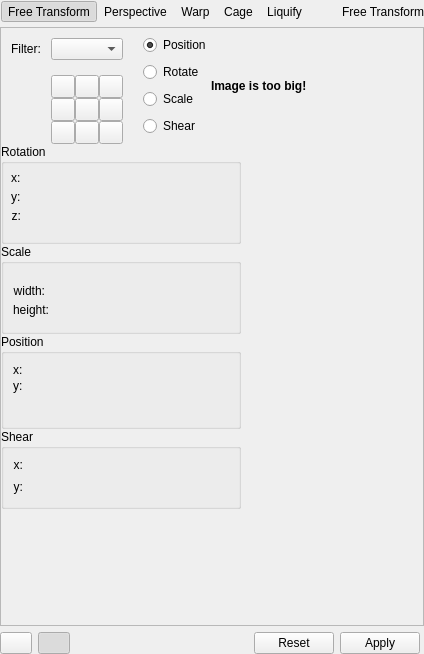
Qt form krita/plugins/tools/tool_transform2/wdg_tool_transform.ui (KDE/krita) before a commit.
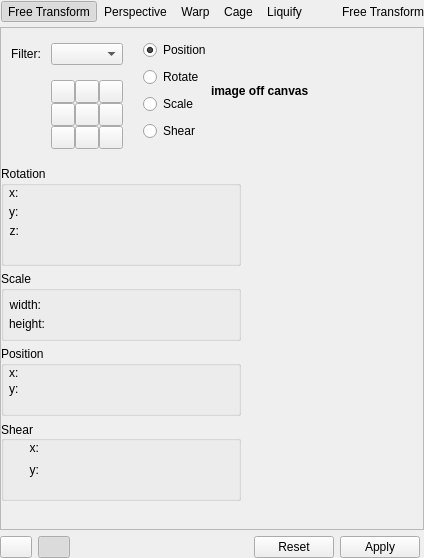
The same form after that commit. The open tabs and pages were chosen to show the change. Custom widgets are drawn as their Qt base class.

Commit message: minor style tweaks to transform options

Patch:
```diff
--- a/krita/plugins/tools/tool_transform2/wdg_tool_transform.ui
+++ b/krita/plugins/tools/tool_transform2/wdg_tool_transform.ui
@@ -7,7 +7,7 @@
     <x>0</x>
     <y>0</y>
     <width>424</width>
-    <height>654</height>
+    <height>558</height>
    </rect>
   </property>
   <property name="sizePolicy">
@@ -274,6 +274,9 @@
          <property name="spacing">
           <number>0</number>
          </property>
+         <property name="bottomMargin">
+          <number>12</number>
+         </property>
          <item>
           <layout class="QGridLayout" name="freeMainOptions">
            <property name="sizeConstraint">
@@ -583,7 +586,7 @@
             <enum>Qt::LeftToRight</enum>
            </property>
            <property name="text">
-            <string>Image is too big!</string>
+            <string>image off canvas</string>
            </property>
           </widget>
          </item>
@@ -636,10 +639,10 @@
            <number>2</number>
           </property>
           <property name="leftMargin">
-           <number>7</number>
+           <number>5</number>
           </property>
           <property name="topMargin">
-           <number>7</number>
+           <number>0</number>
           </property>
           <property name="rightMargin">
            <number>7</number>
@@ -788,7 +791,7 @@
          <property name="minimumSize">
           <size>
            <width>240</width>
-           <height>90</height>
+           <height>70</height>
           </size>
          </property>
          <property name="title">
@@ -807,8 +810,11 @@
           <property name="spacing">
            <number>2</number>
           </property>
+          <property name="leftMargin">
+           <number>5</number>
+          </property>
           <property name="topMargin">
-           <number>7</number>
+           <number>0</number>
           </property>
           <property name="bottomMargin">
            <number>0</number>
@@ -942,7 +948,7 @@
          <property name="minimumSize">
           <size>
            <width>240</width>
-           <height>95</height>
+           <height>70</height>
           </size>
          </property>
          <property name="title">
@@ -961,6 +967,12 @@
           <property name="spacing">
            <number>2</number>
           </property>
+          <property name="leftMargin">
+           <number>5</number>
+          </property>
+          <property name="topMargin">
+           <number>0</number>
+          </property>
           <property name="bottomMargin">
            <number>0</number>
           </property>
@@ -1047,7 +1059,7 @@
        <item>
         <widget class="QGroupBox" name="shearGroup">
          <property name="sizePolicy">
-          <sizepolicy hsizetype="Fixed" vsizetype="Minimum">
+          <sizepolicy hsizetype="Fixed" vsizetype="Fixed">
            <horstretch>0</horstretch>
            <verstretch>0</verstretch>
           </sizepolicy>
@@ -1058,9 +1070,15 @@
            <height>80</height>
           </size>
          </property>
+         <property name="autoFillBackground">
+          <bool>false</bool>
+         </property>
          <property name="title">
           <string>Shear</string>
          </property>
+         <property name="alignment">
+          <set>Qt::AlignLeading|Qt::AlignLeft|Qt::AlignVCenter</set>
+         </property>
          <property name="flat">
           <bool>false</bool>
          </property>
@@ -1074,6 +1092,12 @@
           <property name="spacing">
            <number>2</number>
           </property>
+          <property name="leftMargin">
+           <number>5</number>
+          </property>
+          <property name="topMargin">
+           <number>0</number>
+          </property>
           <property name="bottomMargin">
            <number>0</number>
           </property>
@@ -1085,6 +1109,9 @@
             <property name="verticalSpacing">
              <number>8</number>
             </property>
+            <property name="leftMargin">
+             <number>20</number>
+            </property>
             <item row="0" column="0">
              <widget class="QLabel" name="label_shearX">
               <property name="sizePolicy">
@@ -1171,10 +1198,13 @@
          <property name="orientation">
           <enum>Qt::Vertical</enum>
          </property>
+         <property name="sizeType">
+          <enum>QSizePolicy::Preferred</enum>
+         </property>
          <property name="sizeHint" stdset="0">
           <size>
            <width>20</width>
-           <height>40</height>
+           <height>20</height>
           </size>
          </property>
         </spacer>
```
Left out of the diff: 4 changed lines with no effect on the pictures.
